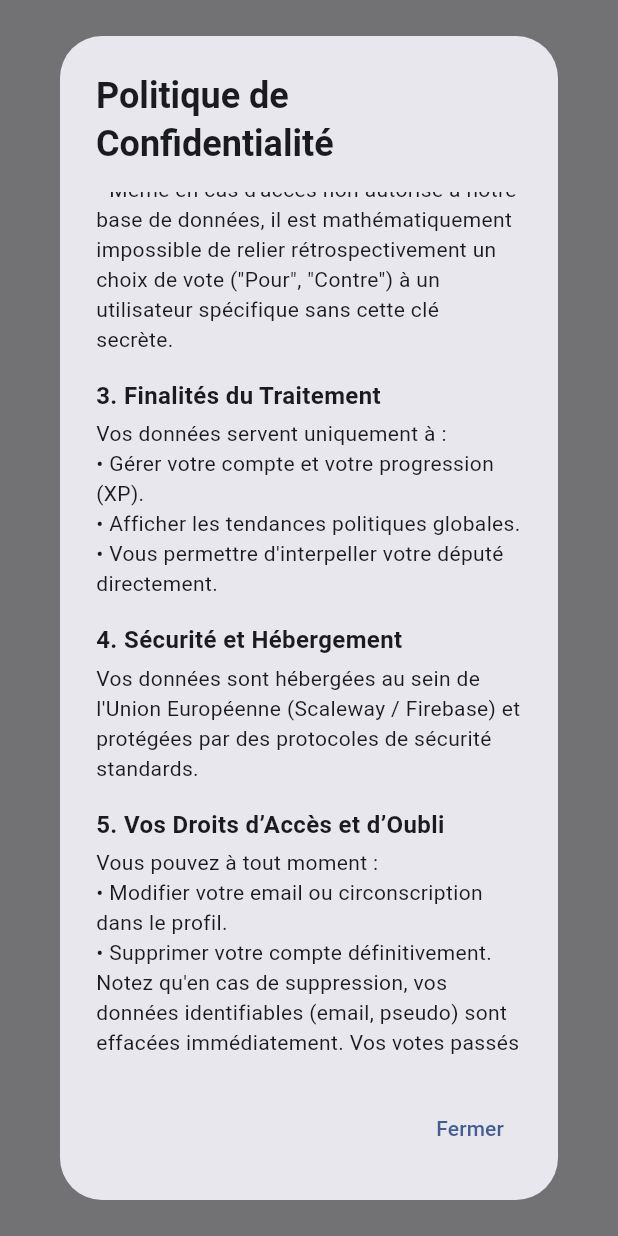
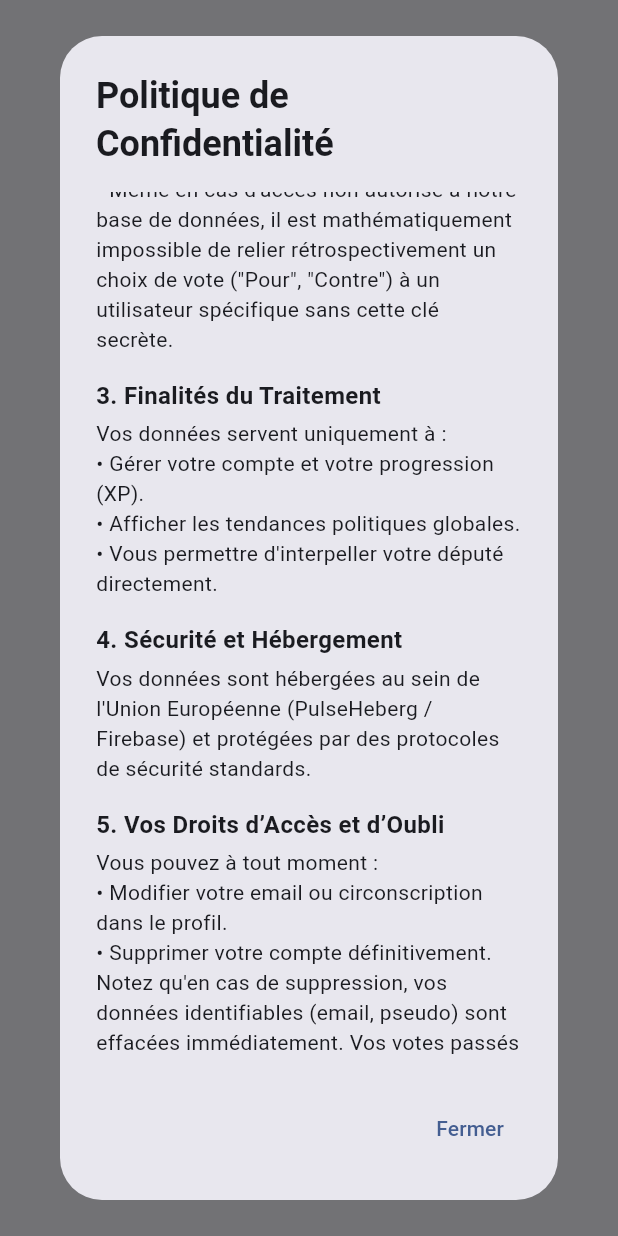
Before and after one commit to minexandcortus-ops/Demok_OS, a Flutter app: what showPrivacyPolicy() shows on an empty page, opened directly, scrolled down 576 dp, on a phone screen of 412 x 824 dp. Run offline on Flutter 3.47's test engine with Material 3 defaults, Android fonts, the phone set to English and light mode, and no system bars; our stand-ins replace firebase_core, firebase_messaging, flutter_local_notifications, flutter_svg, shared_preferences, shimmer and 1 more; missing offline and left inert: dart:js_interop; accounts and stored records are empty; network calls fail.

Commit message:
feat(infra): update hosting references to France (Marseille) and update Dockerfile

```diff
--- a/mobile/lib/widgets/desktop_wrapper.dart
+++ b/mobile/lib/widgets/desktop_wrapper.dart
@@ -205,7 +205,7 @@
               mainAxisSize: MainAxisSize.min,
               crossAxisAlignment: CrossAxisAlignment.start,
               children: [
-                _buildDialogItem(Icons.dns, "Hébergement Local", description: "Serveurs souverains hébergés en France (Data Center de Paris)."),
+                _buildDialogItem(Icons.dns, "Hébergement Local", description: "Serveurs souverains hébergés en France (Data Center de Marseille)."),
                 const SizedBox(height: 20),
                 _buildDialogItem(Icons.auto_awesome, "Intelligence Artificielle", description: "Modèles européens (Mistral AI) utilisés pour générer des résumés neutres des textes de loi."),
                 const SizedBox(height: 20),
--- a/mobile/lib/widgets/legal_dialogs.dart
+++ b/mobile/lib/widgets/legal_dialogs.dart
@@ -82,7 +82,7 @@
                   '• Afficher les tendances politiques globales.\n'
                   '• Vous permettre d\'interpeller votre député directement.'),
                 _buildSection('4. Sécurité et Hébergement',
-                  'Vos données sont hébergées au sein de l\'Union Européenne (Scaleway / Firebase) et protégées par des protocoles de sécurité standards.'),
+                  'Vos données sont hébergées au sein de l\'Union Européenne (PulseHeberg / Firebase) et protégées par des protocoles de sécurité standards.'),
                 _buildSection('5. Vos Droits d’Accès et d’Oubli',
                   'Vous pouvez à tout moment :\n'
                   '• Modifier votre email ou circonscription dans le profil.\n'
```
Also changed, not shown: 3 other files.
